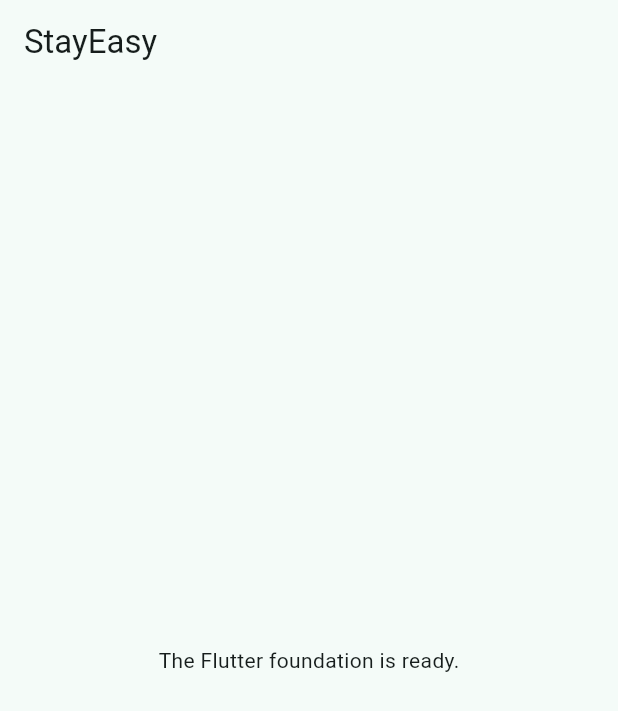
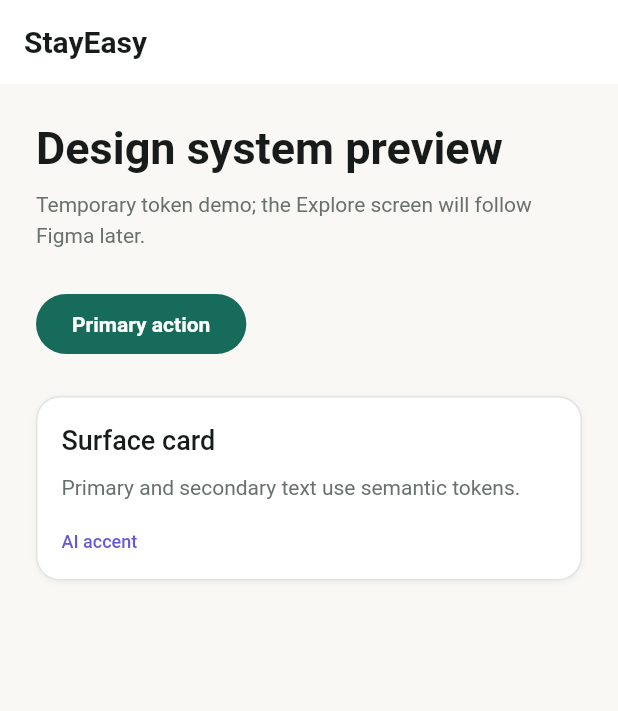
Before and after one commit to codebreaker939/StayEasy, a Flutter app: the screen it shows after launch, on a phone screen of 412 x 824 dp. Shown: the top 711 px of the screen. Run offline on Flutter 3.47's test engine with Material 3 defaults, Android fonts, the phone set to English and light mode, and no system bars; our stand-ins replace flutter_riverpod, go_router.

Commit message:
feat: add StayEasy Material 3 design system

```diff
--- /dev/null
+++ b/lib/core/theme/stayeasy_breakpoints.dart
@@ -0,0 +1,18 @@
+enum StayEasyLayoutSize { compact, medium, expanded }
+
+abstract final class StayEasyBreakpoints {
+  // Flutter implementation thresholds, not values specified by Figma.
+  static const double compactEnd = 600;
+  static const double expandedStart = 1024;
+
+  // Figma validation/reference widths only. Keep layouts fluid between them.
+  static const double mobileReferenceWidth = 390;
+  static const double tabletReferenceWidth = 834;
+  static const double webReferenceWidth = 1440;
+
+  static StayEasyLayoutSize classify(double width) {
+    if (width < compactEnd) return StayEasyLayoutSize.compact;
+    if (width < expandedStart) return StayEasyLayoutSize.medium;
+    return StayEasyLayoutSize.expanded;
+  }
+}
--- /dev/null
+++ b/lib/core/theme/stayeasy_colors.dart
@@ -0,0 +1,23 @@
+import 'package:flutter/material.dart';
+
+abstract final class StayEasyColors {
+  static const Color background = Color(0xFFFAF8F4);
+  static const Color surface = Color(0xFFFFFFFF);
+  static const Color surfaceVariant = Color(0xFFF1F4F1);
+
+  static const Color primary = Color(0xFF176B5B);
+  static const Color primaryDark = Color(0xFF0D4F43);
+  static const Color onPrimary = surface;
+  static const Color accentWarm = Color(0xFFC85D3C);
+
+  static const Color textPrimary = Color(0xFF171C1A);
+  static const Color textSecondary = Color(0xFF68716D);
+  static const Color border = Color(0xFFE1E5E2);
+
+  static const Color success = Color(0xFF27835A);
+  static const Color warning = Color(0xFFC58724);
+  static const Color error = Color(0xFFB93A3A);
+
+  // AI purple is intentionally a separate semantic color, not a Material role.
+  static const Color aiAccent = Color(0xFF6657D9);
+}
--- /dev/null
+++ b/lib/core/theme/stayeasy_elevation.dart
@@ -0,0 +1,29 @@
+import 'package:flutter/painting.dart';
+
+abstract final class StayEasyElevation {
+  static const List<BoxShadow> level0 = [];
+
+  static const List<BoxShadow> level1 = [
+    BoxShadow(
+      color: Color(0x0F000000), // Figma black at 6% opacity.
+      offset: Offset(0, 1),
+      blurRadius: 3,
+    ),
+  ];
+
+  static const List<BoxShadow> level2 = [
+    BoxShadow(
+      color: Color(0x14000000), // Figma black at 8% opacity.
+      offset: Offset(0, 4),
+      blurRadius: 12,
+    ),
+  ];
+
+  static const List<BoxShadow> level3 = [
+    BoxShadow(
+      color: Color(0x1F000000), // Figma black at 12% opacity.
+      offset: Offset(0, 8),
+      blurRadius: 24,
+    ),
+  ];
+}
--- /dev/null
+++ b/lib/core/theme/stayeasy_radii.dart
@@ -0,0 +1,29 @@
+import 'package:flutter/material.dart';
+
+abstract final class StayEasyRadii {
+  static const double radius8 = 8;
+  static const double radius12 = 12;
+  static const double radius16 = 16;
+  static const double radius20 = 20;
+  static const double radius24 = 24;
+  static const double radius28 = 28;
+
+  static const BorderRadius rounded8 = BorderRadius.all(
+    Radius.circular(radius8),
+  );
+  static const BorderRadius rounded12 = BorderRadius.all(
+    Radius.circular(radius12),
+  );
+  static const BorderRadius rounded16 = BorderRadius.all(
+    Radius.circular(radius16),
+  );
+  static const BorderRadius rounded20 = BorderRadius.all(
+    Radius.circular(radius20),
+  );
+  static const BorderRadius rounded24 = BorderRadius.all(
+    Radius.circular(radius24),
+  );
+  static const BorderRadius rounded28 = BorderRadius.all(
+    Radius.circular(radius28),
+  );
+}
--- /dev/null
+++ b/lib/core/theme/stayeasy_spacing.dart
@@ -0,0 +1,11 @@
+abstract final class StayEasySpacing {
+  static const double space4 = 4;
+  static const double space8 = 8;
+  static const double space12 = 12;
+  static const double space16 = 16;
+  static const double space24 = 24;
+  static const double space32 = 32;
+  static const double space40 = 40;
+  static const double space48 = 48;
+  static const double space64 = 64;
+}
--- a/lib/core/theme/stayeasy_theme.dart
+++ b/lib/core/theme/stayeasy_theme.dart
@@ -1,9 +1,46 @@
 import 'package:flutter/material.dart';
 
+import 'stayeasy_colors.dart';
+import 'stayeasy_typography.dart';
+
 abstract final class StayEasyTheme {
-  // Temporary Material 3 seed; replace with Figma-derived StayEasy tokens.
+  static const ColorScheme colorScheme = ColorScheme(
+    brightness: Brightness.light,
+    primary: StayEasyColors.primary,
+    onPrimary: StayEasyColors.onPrimary,
+    primaryContainer: StayEasyColors.primaryDark,
+    onPrimaryContainer: StayEasyColors.onPrimary,
+    secondary: StayEasyColors.accentWarm,
+    onSecondary: StayEasyColors.onPrimary,
+    secondaryContainer: StayEasyColors.surfaceVariant,
+    onSecondaryContainer: StayEasyColors.textPrimary,
+    error: StayEasyColors.error,
+    onError: StayEasyColors.onPrimary,
+    surface: StayEasyColors.surface,
+    onSurface: StayEasyColors.textPrimary,
+    surfaceDim: StayEasyColors.background,
+    surfaceBright: StayEasyColors.surface,
+    surfaceContainerLowest: StayEasyColors.surface,
+    surfaceContainerLow: StayEasyColors.background,
+    surfaceContainer: StayEasyColors.surfaceVariant,
+    surfaceContainerHigh: StayEasyColors.surfaceVariant,
+    surfaceContainerHighest: StayEasyColors.surfaceVariant,
+    onSurfaceVariant: StayEasyColors.textSecondary,
+    outline: StayEasyColors.border,
+    outlineVariant: StayEasyColors.border,
+    shadow: Colors.black,
+    scrim: Colors.black,
+    inverseSurface: StayEasyColors.textPrimary,
+    onInverseSurface: StayEasyColors.surface,
+    inversePrimary: StayEasyColors.primaryDark,
+    surfaceTint: StayEasyColors.primary,
+  );
+
   static final ThemeData lightTheme = ThemeData(
-    colorScheme: ColorScheme.fromSeed(seedColor: Colors.teal),
     useMaterial3: true,
+    colorScheme: colorScheme,
+    scaffoldBackgroundColor: StayEasyColors.background,
+    canvasColor: StayEasyColors.background,
+    textTheme: StayEasyTypography.textTheme,
   );
 }
--- /dev/null
+++ b/lib/core/theme/stayeasy_typography.dart
@@ -0,0 +1,123 @@
+import 'package:flutter/material.dart';
+
+abstract final class StayEasyTypography {
+  // Font assets are not in the repository yet. These generic families provide
+  // a documented system-font fallback until Manrope and DM Serif Display ship.
+  static const String functionalFallback = 'sans-serif';
+  static const String editorialFallback = 'serif';
+
+  static const TextStyle editorialHero = TextStyle(
+    fontFamily: editorialFallback,
+    fontSize: 40,
+    fontWeight: FontWeight.w400,
+    height: 1.2,
+    letterSpacing: 0,
+  );
+  static const TextStyle displayLarge = TextStyle(
+    fontFamily: functionalFallback,
+    fontSize: 40,
+    fontWeight: FontWeight.w600,
+    height: 1.2,
+    letterSpacing: 0,
+  );
+  static const TextStyle displayMedium = TextStyle(
+    fontFamily: functionalFallback,
+    fontSize: 34,
+    fontWeight: FontWeight.w600,
+    height: 42 / 34,
+    letterSpacing: 0,
+  );
+  static const TextStyle headingH1 = TextStyle(
+    fontFamily: functionalFallback,
+    fontSize: 30,
+    fontWeight: FontWeight.w600,
+    height: 38 / 30,
+    letterSpacing: 0,
+  );
+  static const TextStyle headingH2 = TextStyle(
+    fontFamily: functionalFallback,
+    fontSize: 26,
+    fontWeight: FontWeight.w600,
+    height: 34 / 26,
+    letterSpacing: 0,
+  );
+  static const TextStyle headingH3 = TextStyle(
+    fontFamily: functionalFallback,
+    fontSize: 22,
+    fontWeight: FontWeight.w600,
+    height: 30 / 22,
+    letterSpacing: 0,
+  );
+  static const TextStyle titleLarge = TextStyle(
+    fontFamily: functionalFallback,
+    fontSize: 20,
+    fontWeight: FontWeight.w600,
+    height: 1.4,
+    letterSpacing: 0,
+  );
+  static const TextStyle titleMedium = TextStyle(
+    fontFamily: functionalFallback,
+    fontSize: 18,
+    fontWeight: FontWeight.w500,
+    height: 26 / 18,
+    letterSpacing: 0,
+  );
+  static const TextStyle bodyLarge = TextStyle(
+    fontFamily: functionalFallback,
+    fontSize: 16,
+    fontWeight: FontWeight.w400,
+    height: 1.5,
+    letterSpacing: 0,
+  );
+  static const TextStyle bodyMedium = TextStyle(
+    fontFamily: functionalFallback,
+    fontSize: 14,
+    fontWeight: FontWeight.w400,
+    height: 1.5,
+    letterSpacing: 0,
+  );
+  static const TextStyle bodySmall = TextStyle(
+    fontFamily: functionalFallback,
+    fontSize: 12,
+    fontWeight: FontWeight.w400,
+    height: 1.5,
+    letterSpacing: 0,
+  );
+  static const TextStyle labelLarge = TextStyle(
+    fontFamily: functionalFallback,
+    fontSize: 14,
+    fontWeight: FontWeight.w600,
+    height: 20 / 14,
+    letterSpacing: 0,
+  );
+  static const TextStyle labelMedium = TextStyle(
+    fontFamily: functionalFallback,
+    fontSize: 12,
+    fontWeight: FontWeight.w500,
+    height: 1.5,
+    letterSpacing: 0,
+  );
+  static const TextStyle caption = TextStyle(
+    fontFamily: functionalFallback,
+    fontSize: 11,
+    fontWeight: FontWeight.w400,
+    height: 16 / 11,
+    letterSpacing: 0,
+  );
+
+  static const TextTheme textTheme = TextTheme(
+    displayLarge: displayLarge,
+    displayMedium: displayMedium,
+    headlineLarge: headingH1,
+    headlineMedium: headingH2,
+    headlineSmall: headingH3,
+    titleLarge: titleLarge,
+    titleMedium: titleMedium,
+    bodyLarge: bodyLarge,
+    bodyMedium: bodyMedium,
+    bodySmall: bodySmall,
+    labelLarge: labelLarge,
+    labelMedium: labelMedium,
+    labelSmall: caption,
+  );
+}
--- a/lib/features/explore/presentation/pages/explore_page.dart
+++ b/lib/features/explore/presentation/pages/explore_page.dart
@@ -1,4 +1,10 @@
 import 'package:flutter/material.dart';
+
+import '../../../../core/theme/stayeasy_colors.dart';
+import '../../../../core/theme/stayeasy_elevation.dart';
+import '../../../../core/theme/stayeasy_radii.dart';
+import '../../../../core/theme/stayeasy_spacing.dart';
+import '../../../../core/theme/stayeasy_typography.dart';
 
 class ExplorePage extends StatelessWidget {
   const ExplorePage({super.key});
@@ -7,7 +13,55 @@ class ExplorePage extends StatelessWidget {
   Widget build(BuildContext context) {
     return Scaffold(
       appBar: AppBar(title: const Text('StayEasy')),
-      body: const Center(child: Text('The Flutter foundation is ready.')),
+      body: SingleChildScrollView(
+        padding: const EdgeInsets.all(StayEasySpacing.space24),
+        child: Column(
+          crossAxisAlignment: CrossAxisAlignment.start,
+          children: [
+            Text('Design system preview', style: StayEasyTypography.headingH1),
+            const SizedBox(height: StayEasySpacing.space8),
+            Text(
+              'Temporary token demo; the Explore screen will follow Figma later.',
+              style: StayEasyTypography.bodyMedium.copyWith(
+                color: StayEasyColors.textSecondary,
+              ),
+            ),
+            const SizedBox(height: StayEasySpacing.space24),
+            FilledButton(onPressed: () {}, child: const Text('Primary action')),
+            const SizedBox(height: StayEasySpacing.space24),
+            Container(
+              width: double.infinity,
+              padding: const EdgeInsets.all(StayEasySpacing.space16),
+              decoration: BoxDecoration(
+                color: StayEasyColors.surface,
+                border: Border.all(color: StayEasyColors.border),
+                borderRadius: StayEasyRadii.rounded16,
+                boxShadow: StayEasyElevation.level1,
+              ),
+              child: Column(
+                crossAxisAlignment: CrossAxisAlignment.start,
+                children: [
+                  Text('Surface card', style: StayEasyTypography.titleMedium),
+                  const SizedBox(height: StayEasySpacing.space8),
+                  Text(
+                    'Primary and secondary text use semantic tokens.',
+                    style: StayEasyTypography.bodyMedium.copyWith(
+                      color: StayEasyColors.textSecondary,
+                    ),
+                  ),
+                  const SizedBox(height: StayEasySpacing.space16),
+                  Text(
+                    'AI accent',
+                    style: StayEasyTypography.labelMedium.copyWith(
+                      color: StayEasyColors.aiAccent,
+                    ),
+                  ),
+                ],
+              ),
+            ),
+          ],
+        ),
+      ),
     );
   }
 }
```
Also changed, not shown: 2 other files.
